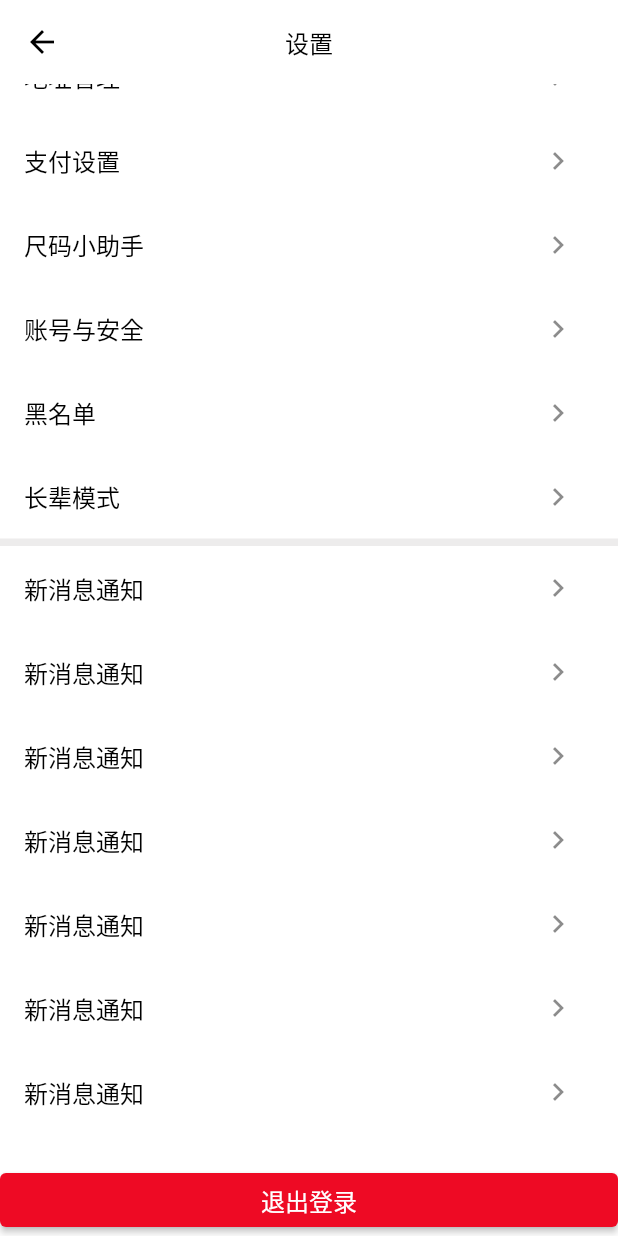
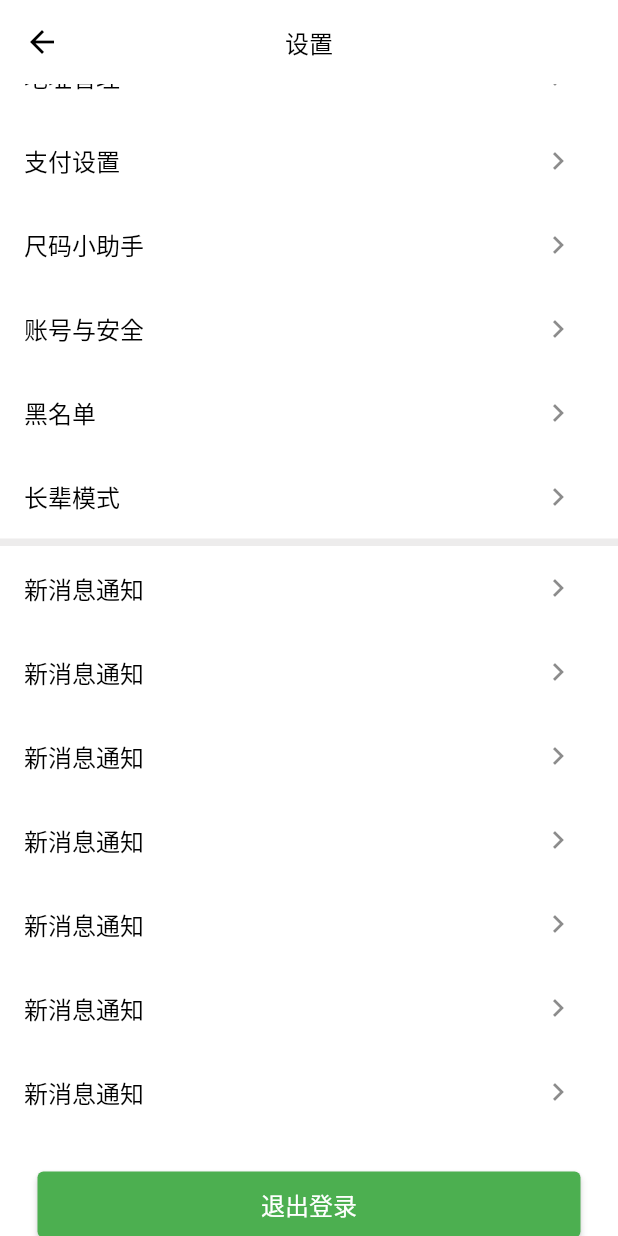
Before and after one commit to deepindo/DoFlutter, a Flutter app: the SettingPage screen opened directly, scrolled down 89 dp, on a phone screen of 412 x 824 dp. Run offline on Flutter 3.47's test engine with Material 2 defaults, Android fonts, the light colour scheme and no system bars; network calls fail.

Commit message:
“设置”页面，多种按钮尝试编写

```diff
--- a/lib/pages/vcs/setting_page.dart
+++ b/lib/pages/vcs/setting_page.dart
@@ -134,15 +134,42 @@ class _SettingPageState extends State<SettingPage> {
             trailing: IconButton(
                 onPressed: () {}, icon: const Icon(Icons.keyboard_arrow_right)),
           ),
-          const SizedBox(
-            height: 20,
+          // const SizedBox(
+          //   height: 20,
+          // ),
+          Container(
+            height: 44,
+            // alignment: Alignment.center,
+            // color: Colors.green,
+            // margin: const EdgeInsets.symmetric(horizontal: 25),
+            margin: const EdgeInsets.all(25),
+            // padding: const EdgeInsets.all(2),
+            child: ElevatedButton(
+                style: const ButtonStyle(
+                  backgroundColor: MaterialStatePropertyAll(Colors.green),
+                ),
+                onPressed: () {},
+                child: const Text(
+                  "退出登录",
+                  style: TextStyle(color: Colors.white, fontSize: 16),
+                )),
           ),
-          ElevatedButton(
-              onPressed: () {},
-              child: const Text(
-                "退出登录",
-                style: TextStyle(color: Colors.white, fontSize: 16),
-              )),
+          // ElevatedButton.icon(
+          //     onPressed: () {},
+          //     icon: const Icon(Icons.logout_rounded),
+          //     label: const Text("退出登录")),
+          // TextButton(
+          //     onPressed: () {
+          //       print("文本按钮");
+          //     },
+          //     child: const Text("文本按钮")),
+          // const OutlinedButton(
+          //     style: ButtonStyle(
+          //         side:
+          //             MaterialStatePropertyAll(BorderSide(color: Colors.cyan))),
+          //     onPressed: null,
+          //     child: Text("边框按钮(改了边框颜色)")),
+          // const IconButton(onPressed: null, icon: Icon(Icons.logout))
         ],
       ),
     );
```
